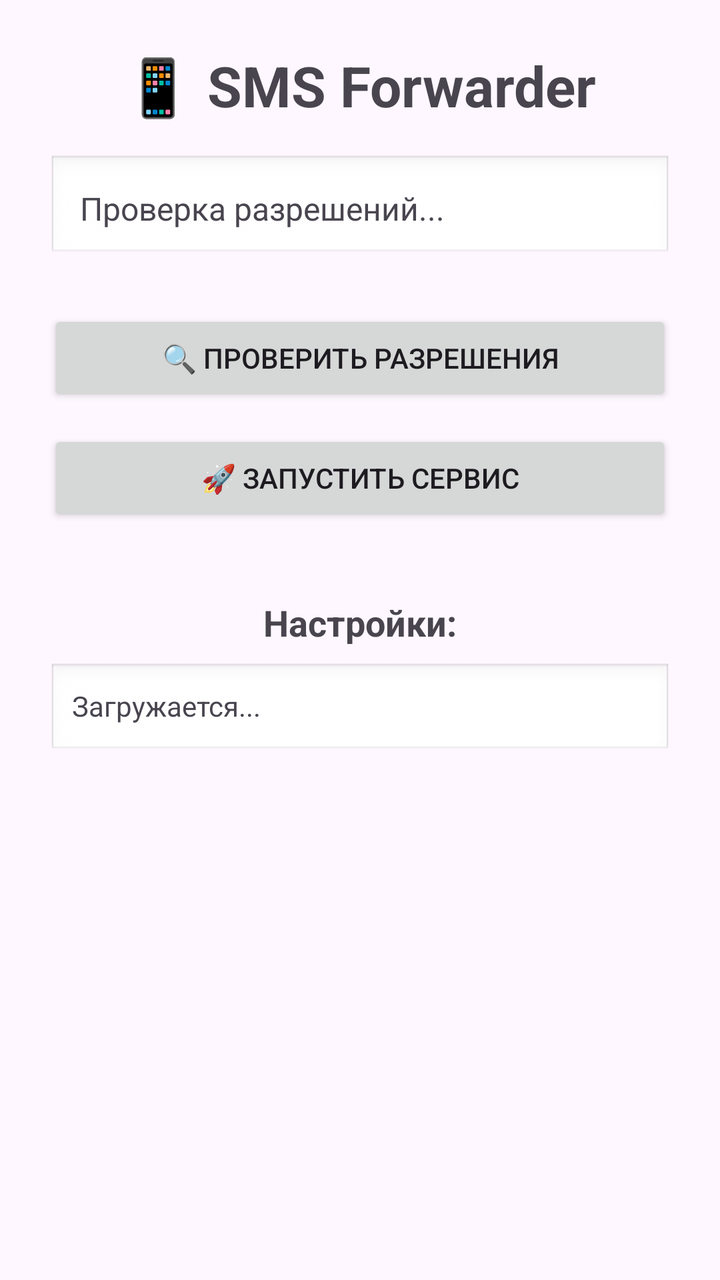
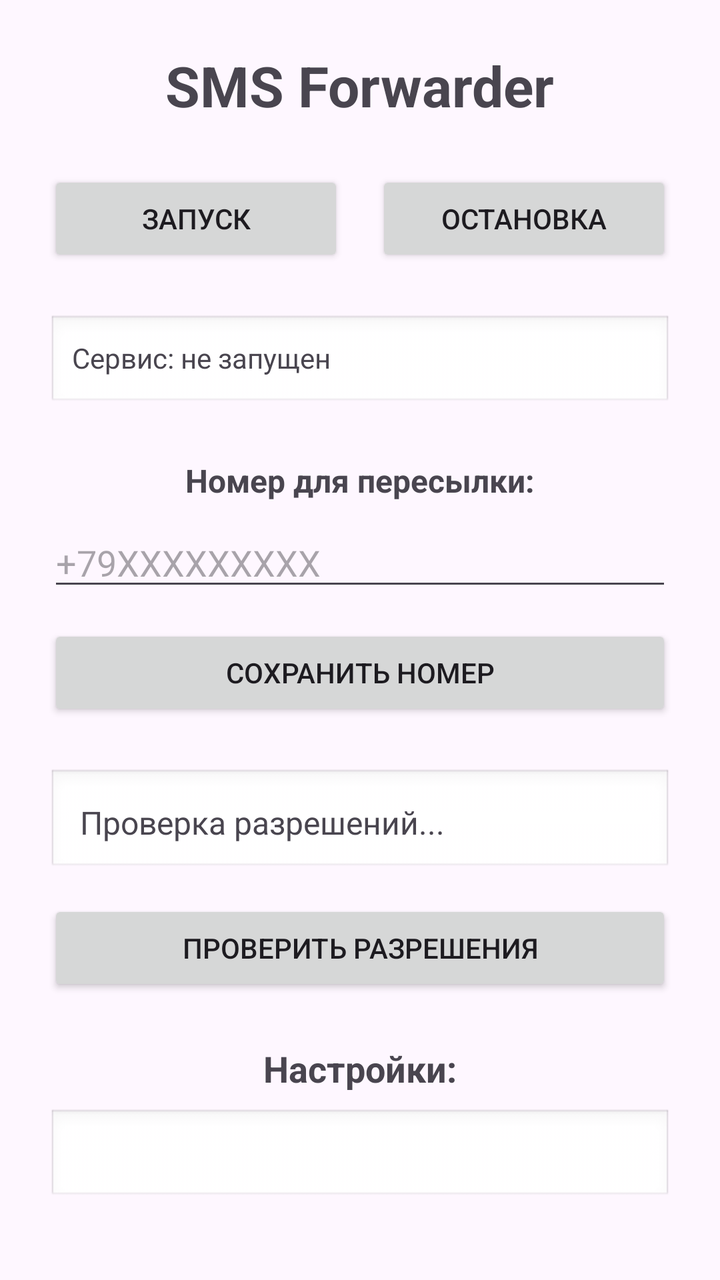

The first picture is an Android layout as it rendered before a commit; the second is the same layout after the commit. The layout source and the unified diff follow.
<!-- AndroidManifest.xml: application theme Theme.SmsForwarder -->
<!-- res/layout/activity_main.xml -->
<?xml version="1.0" encoding="utf-8"?>
<LinearLayout xmlns:android="http://schemas.android.com/apk/res/android"
    android:layout_width="match_parent"
    android:layout_height="match_parent"
    android:orientation="vertical"
    android:padding="24dp"
    android:gravity="center_horizontal">

    <TextView
        android:layout_width="wrap_content"
        android:layout_height="wrap_content"
        android:text="📱 SMS Forwarder"
        android:textSize="28sp"
        android:textStyle="bold"
        android:layout_marginBottom="16dp"/>

    <TextView
        android:id="@+id/statusText"
        android:layout_width="match_parent"
        android:layout_height="wrap_content"
        android:text="Проверка разрешений..."
        android:textSize="16sp"
        android:padding="16dp"
        android:background="@android:drawable/edit_text"
        android:layout_marginBottom="24dp"/>

    <Button
        android:id="@+id/checkPermsBtn"
        android:layout_width="match_parent"
        android:layout_height="wrap_content"
        android:text="🔍 Проверить разрешения"
        android:layout_marginBottom="12dp"/>

    <Button
        android:id="@+id/startServiceBtn"
        android:layout_width="match_parent"
        android:layout_height="wrap_content"
        android:text="🚀 Запустить сервис"
        android:layout_marginBottom="12dp"/>

    <TextView
        android:layout_width="wrap_content"
        android:layout_height="wrap_content"
        android:text="Настройки:"
        android:textSize="18sp"
        android:textStyle="bold"
        android:layout_marginTop="24dp"
        android:layout_marginBottom="8dp"/>

    <TextView
        android:id="@+id/settingsText"
        android:layout_width="match_parent"
        android:layout_height="wrap_content"
        android:text="Загружается..."
        android:textSize="14sp"
        android:padding="12dp"
        android:background="@android:drawable/edit_text"/>

</LinearLayout>
<!-- resources referenced by this layout -->
<resources>
  <style name="Theme.SmsForwarder" parent="Base.Theme.SmsForwarder" />
  <style name="Base.Theme.SmsForwarder" parent="Theme.Material3.DayNight.NoActionBar">
          
          
      </style>
</resources>

<!-- the commit's change to res/layout/activity_main.xml (unified diff, before → after) -->
@@ -1,59 +1,116 @@
 <?xml version="1.0" encoding="utf-8"?>
-<LinearLayout xmlns:android="http://schemas.android.com/apk/res/android"
+<ScrollView xmlns:android="http://schemas.android.com/apk/res/android"
     android:layout_width="match_parent"
     android:layout_height="match_parent"
-    android:orientation="vertical"
-    android:padding="24dp"
-    android:gravity="center_horizontal">
+    android:padding="24dp">
 
-    <TextView
-        android:layout_width="wrap_content"
-        android:layout_height="wrap_content"
-        android:text="📱 SMS Forwarder"
-        android:textSize="28sp"
-        android:textStyle="bold"
-        android:layout_marginBottom="16dp"/>
-
-    <TextView
-        android:id="@+id/statusText"
+    <LinearLayout
         android:layout_width="match_parent"
         android:layout_height="wrap_content"
-        android:text="Проверка разрешений..."
-        android:textSize="16sp"
-        android:padding="16dp"
-        android:background="@android:drawable/edit_text"
-        android:layout_marginBottom="24dp"/>
+        android:orientation="vertical"
+        android:gravity="center_horizontal">
 
-    <Button
-        android:id="@+id/checkPermsBtn"
-        android:layout_width="match_parent"
-        android:layout_height="wrap_content"
-        android:text="🔍 Проверить разрешения"
-        android:layout_marginBottom="12dp"/>
+        <TextView
+            android:layout_width="wrap_content"
+            android:layout_height="wrap_content"
+            android:text="SMS Forwarder"
+            android:textSize="28sp"
+            android:textStyle="bold"
+            android:layout_marginBottom="24dp"/>
 
-    <Button
-        android:id="@+id/startServiceBtn"
-        android:layout_width="match_parent"
-        android:layout_height="wrap_content"
-        android:text="🚀 Запустить сервис"
-        android:layout_marginBottom="12dp"/>
+        
+        <LinearLayout
+            android:layout_width="match_parent"
+            android:layout_height="wrap_content"
+            android:orientation="horizontal"
+            android:layout_marginBottom="24dp">
 
-    <TextView
-        android:layout_width="wrap_content"
-        android:layout_height="wrap_content"
-        android:text="Настройки:"
-        android:textSize="18sp"
-        android:textStyle="bold"
-        android:layout_marginTop="24dp"
-        android:layout_marginBottom="8dp"/>
+            <Button
+                android:id="@+id/startBtn"
+                android:layout_width="0dp"
+                android:layout_height="wrap_content"
+                android:layout_weight="1"
+                android:text="Запуск"
+                android:layout_marginEnd="8dp"/>
 
-    <TextView
-        android:id="@+id/settingsText"
-        android:layout_width="match_parent"
-        android:layout_height="wrap_content"
-        android:text="Загружается..."
-        android:textSize="14sp"
-        android:padding="12dp"
-        android:background="@android:drawable/edit_text"/>
+            <Button
+                android:id="@+id/stopBtn"
+                android:layout_width="0dp"
+                android:layout_height="wrap_content"
+                android:layout_weight="1"
+                android:text="Остановка"
+                android:layout_marginStart="8dp"/>
+        </LinearLayout>
 
-</LinearLayout>
+        
+        <TextView
+            android:id="@+id/serviceStatusText"
+            android:layout_width="match_parent"
+            android:layout_height="wrap_content"
+            android:text="Сервис: не запущен"
+            android:textSize="14sp"
+            android:padding="12dp"
+            android:background="@android:drawable/edit_text"
+            android:layout_marginBottom="24dp"/>
+
+        
+        <TextView
+            android:layout_width="wrap_content"
+            android:layout_height="wrap_content"
+            android:text="Номер для пересылки:"
+            android:textSize="16sp"
+            android:textStyle="bold"
+            android:layout_marginBottom="8dp"/>
+
+        <EditText
+            android:id="@+id/forwardNumberEdit"
+            android:layout_width="match_parent"
+            android:layout_height="wrap_content"
+            android:inputType="phone"
+            android:hint="+79XXXXXXXXX"
+            android:layout_marginBottom="12dp"/>
+
+        <Button
+            android:id="@+id/saveNumberBtn"
+            android:layout_width="match_parent"
+            android:layout_height="wrap_content"
+            android:text="Сохранить номер"
+            android:layout_marginBottom="24dp"/>
+
+        
+        <TextView
+            android:id="@+id/statusText"
+            android:layout_width="match_parent"
+            android:layout_height="wrap_content"
+            android:text="Проверка разрешений..."
+            android:textSize="16sp"
+            android:padding="16dp"
+            android:background="@android:drawable/edit_text"
+            android:layout_marginBottom="12dp"/>
+
+        <Button
+            android:id="@+id/checkPermsBtn"
+            android:layout_width="match_parent"
+            android:layout_height="wrap_content"
+            android:text="Проверить разрешения"
+            android:layout_marginBottom="24dp"/>
+
+        
+        <TextView
+            android:layout_width="wrap_content"
+            android:layout_height="wrap_content"
+            android:text="Настройки:"
+            android:textSize="18sp"
+            android:textStyle="bold"
+            android:layout_marginBottom="8dp"/>
+
+        <TextView
+            android:id="@+id/settingsText"
+            android:layout_width="match_parent"
+            android:layout_height="wrap_content"
+            android:textSize="14sp"
+            android:padding="12dp"
+            android:background="@android:drawable/edit_text"/>
+
+    </LinearLayout>
+</ScrollView>
